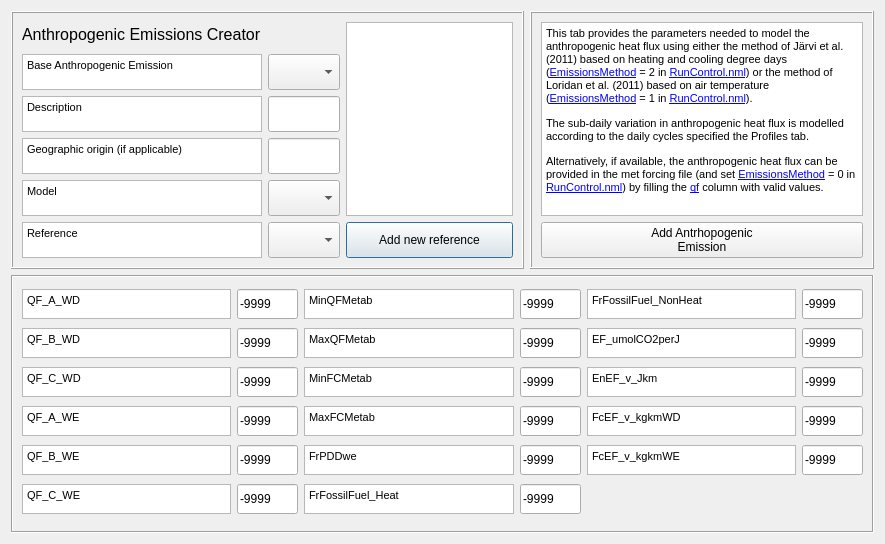
The window that tabs/anthropogenic_emission_tab.ui (gusbacos/suews_database_manager) describes before a commit, drawn with Qt 5.
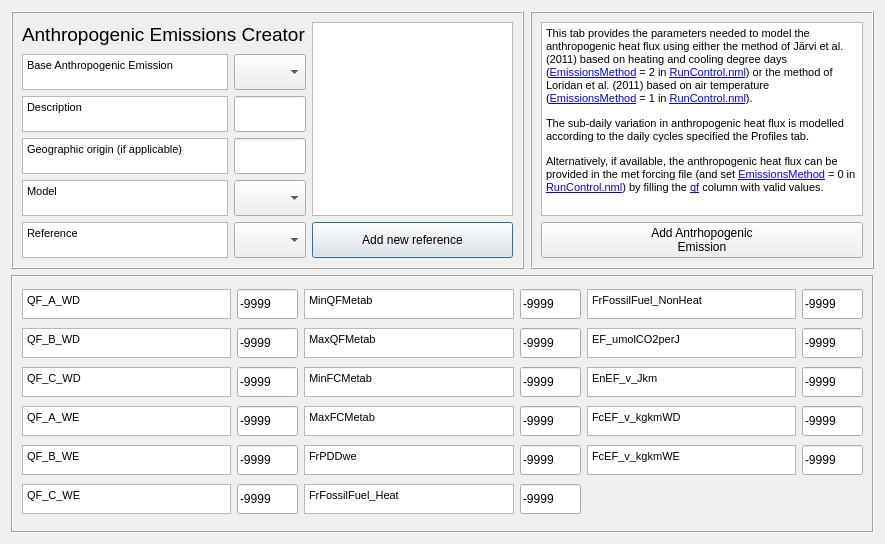
The same window after the commit. Custom widgets are drawn as their Qt base class.

```diff
--- a/tabs/anthropogenic_emission_tab.ui
+++ b/tabs/anthropogenic_emission_tab.ui
@@ -41,17 +41,6 @@
       <enum>QFrame::Raised</enum>
      </property>
      <layout class="QGridLayout" name="gridLayout_2">
-      <item row="0" column="0">
-       <widget class="QLabel" name="label_46">
-        <property name="text">
-         <string>&lt;!DOCTYPE HTML PUBLIC &quot;-//W3C//DTD HTML 4.0//EN&quot; &quot;http://www.w3.org/TR/REC-html40/strict.dtd&quot;&gt;
-&lt;html&gt;&lt;head&gt;&lt;meta name=&quot;qrichtext&quot; content=&quot;1&quot; /&gt;&lt;style type=&quot;text/css&quot;&gt;
-p, li { white-space: pre-wrap; }
-&lt;/style&gt;&lt;/head&gt;&lt;body style=&quot; font-family:'MS Shell Dlg 2'; font-size:8pt; font-weight:400; font-style:normal;&quot;&gt;
-&lt;p style=&quot; margin-top:0px; margin-bottom:0px; margin-left:0px; margin-right:0px; -qt-block-indent:0; text-indent:0px;&quot;&gt;&lt;span style=&quot; font-size:12pt;&quot;&gt;Anthropogenic Emissions Creator&lt;/span&gt;&lt;/p&gt;&lt;/body&gt;&lt;/html&gt;</string>
-        </property>
-       </widget>
-      </item>
       <item row="5" column="0">
        <widget class="QTextBrowser" name="textBrowserOrig_2">
         <property name="sizePolicy">
@@ -70,7 +59,7 @@
          <string>&lt;!DOCTYPE HTML PUBLIC &quot;-//W3C//DTD HTML 4.0//EN&quot; &quot;http://www.w3.org/TR/REC-html40/strict.dtd&quot;&gt;
 &lt;html&gt;&lt;head&gt;&lt;meta name=&quot;qrichtext&quot; content=&quot;1&quot; /&gt;&lt;style type=&quot;text/css&quot;&gt;
 p, li { white-space: pre-wrap; }
-&lt;/style&gt;&lt;/head&gt;&lt;body style=&quot; font-family:'MS Shell Dlg 2'; font-size:7.8pt; font-weight:400; font-style:normal;&quot;&gt;
+&lt;/style&gt;&lt;/head&gt;&lt;body style=&quot; font-family:'MS Shell Dlg 2'; font-size:12pt; font-weight:400; font-style:normal;&quot;&gt;
 &lt;p style=&quot; margin-top:0px; margin-bottom:0px; margin-left:0px; margin-right:0px; -qt-block-indent:0; text-indent:0px;&quot;&gt;&lt;span style=&quot; font-size:8pt;&quot;&gt;Reference&lt;/span&gt;&lt;/p&gt;&lt;/body&gt;&lt;/html&gt;</string>
         </property>
        </widget>
@@ -120,7 +109,7 @@
          <string>&lt;!DOCTYPE HTML PUBLIC &quot;-//W3C//DTD HTML 4.0//EN&quot; &quot;http://www.w3.org/TR/REC-html40/strict.dtd&quot;&gt;
 &lt;html&gt;&lt;head&gt;&lt;meta name=&quot;qrichtext&quot; content=&quot;1&quot; /&gt;&lt;style type=&quot;text/css&quot;&gt;
 p, li { white-space: pre-wrap; }
-&lt;/style&gt;&lt;/head&gt;&lt;body style=&quot; font-family:'MS Shell Dlg 2'; font-size:7.8pt; font-weight:400; font-style:normal;&quot;&gt;
+&lt;/style&gt;&lt;/head&gt;&lt;body style=&quot; font-family:'MS Shell Dlg 2'; font-size:12pt; font-weight:400; font-style:normal;&quot;&gt;
 &lt;p style=&quot; margin-top:0px; margin-bottom:0px; margin-left:0px; margin-right:0px; -qt-block-indent:0; text-indent:0px;&quot;&gt;&lt;span style=&quot; font-size:8pt;&quot;&gt;Geographic origin (if applicable)&lt;/span&gt;&lt;/p&gt;&lt;/body&gt;&lt;/html&gt;</string>
         </property>
        </widget>
@@ -165,7 +154,7 @@
          <string>&lt;!DOCTYPE HTML PUBLIC &quot;-//W3C//DTD HTML 4.0//EN&quot; &quot;http://www.w3.org/TR/REC-html40/strict.dtd&quot;&gt;
 &lt;html&gt;&lt;head&gt;&lt;meta name=&quot;qrichtext&quot; content=&quot;1&quot; /&gt;&lt;style type=&quot;text/css&quot;&gt;
 p, li { white-space: pre-wrap; }
-&lt;/style&gt;&lt;/head&gt;&lt;body style=&quot; font-family:'MS Shell Dlg 2'; font-size:7.8pt; font-weight:400; font-style:normal;&quot;&gt;
+&lt;/style&gt;&lt;/head&gt;&lt;body style=&quot; font-family:'MS Shell Dlg 2'; font-size:12pt; font-weight:400; font-style:normal;&quot;&gt;
 &lt;p style=&quot; margin-top:0px; margin-bottom:0px; margin-left:0px; margin-right:0px; -qt-block-indent:0; text-indent:0px;&quot;&gt;&lt;span style=&quot; font-size:8pt;&quot;&gt;Base Anthropogenic Emission&lt;/span&gt;&lt;/p&gt;&lt;/body&gt;&lt;/html&gt;</string>
         </property>
        </widget>
@@ -245,7 +234,7 @@
          <string>&lt;!DOCTYPE HTML PUBLIC &quot;-//W3C//DTD HTML 4.0//EN&quot; &quot;http://www.w3.org/TR/REC-html40/strict.dtd&quot;&gt;
 &lt;html&gt;&lt;head&gt;&lt;meta name=&quot;qrichtext&quot; content=&quot;1&quot; /&gt;&lt;style type=&quot;text/css&quot;&gt;
 p, li { white-space: pre-wrap; }
-&lt;/style&gt;&lt;/head&gt;&lt;body style=&quot; font-family:'MS Shell Dlg 2'; font-size:7.8pt; font-weight:400; font-style:normal;&quot;&gt;
+&lt;/style&gt;&lt;/head&gt;&lt;body style=&quot; font-family:'MS Shell Dlg 2'; font-size:12pt; font-weight:400; font-style:normal;&quot;&gt;
 &lt;p style=&quot; margin-top:0px; margin-bottom:0px; margin-left:0px; margin-right:0px; -qt-block-indent:0; text-indent:0px;&quot;&gt;&lt;span style=&quot; font-size:8pt;&quot;&gt;Description&lt;/span&gt;&lt;/p&gt;&lt;/body&gt;&lt;/html&gt;</string>
         </property>
        </widget>
@@ -268,7 +257,7 @@
          <string>&lt;!DOCTYPE HTML PUBLIC &quot;-//W3C//DTD HTML 4.0//EN&quot; &quot;http://www.w3.org/TR/REC-html40/strict.dtd&quot;&gt;
 &lt;html&gt;&lt;head&gt;&lt;meta name=&quot;qrichtext&quot; content=&quot;1&quot; /&gt;&lt;style type=&quot;text/css&quot;&gt;
 p, li { white-space: pre-wrap; }
-&lt;/style&gt;&lt;/head&gt;&lt;body style=&quot; font-family:'MS Shell Dlg 2'; font-size:7.8pt; font-weight:400; font-style:normal;&quot;&gt;
+&lt;/style&gt;&lt;/head&gt;&lt;body style=&quot; font-family:'MS Shell Dlg 2'; font-size:12pt; font-weight:400; font-style:normal;&quot;&gt;
 &lt;p style=&quot; margin-top:0px; margin-bottom:0px; margin-left:0px; margin-right:0px; -qt-block-indent:0; text-indent:0px;&quot;&gt;&lt;span style=&quot; font-size:8pt;&quot;&gt;Model&lt;/span&gt;&lt;/p&gt;&lt;/body&gt;&lt;/html&gt;</string>
         </property>
        </widget>
@@ -333,6 +322,17 @@
         </property>
        </widget>
       </item>
+      <item row="0" column="0" colspan="2">
+       <widget class="QLabel" name="label_46">
+        <property name="text">
+         <string>&lt;!DOCTYPE HTML PUBLIC &quot;-//W3C//DTD HTML 4.0//EN&quot; &quot;http://www.w3.org/TR/REC-html40/strict.dtd&quot;&gt;
+&lt;html&gt;&lt;head&gt;&lt;meta name=&quot;qrichtext&quot; content=&quot;1&quot; /&gt;&lt;style type=&quot;text/css&quot;&gt;
+p, li { white-space: pre-wrap; }
+&lt;/style&gt;&lt;/head&gt;&lt;body style=&quot; font-family:'MS Shell Dlg 2'; font-size:12pt; font-weight:400; font-style:normal;&quot;&gt;
+&lt;p style=&quot; margin-top:0px; margin-bottom:0px; margin-left:0px; margin-right:0px; -qt-block-indent:0; text-indent:0px;&quot;&gt;&lt;span style=&quot; font-size:14pt;&quot;&gt;Anthropogenic Emissions Creator&lt;/span&gt;&lt;/p&gt;&lt;/body&gt;&lt;/html&gt;</string>
+        </property>
+       </widget>
+      </item>
      </layout>
     </widget>
    </item>
```
Left out of the diff: 36 changed lines with no effect on the pictures.
